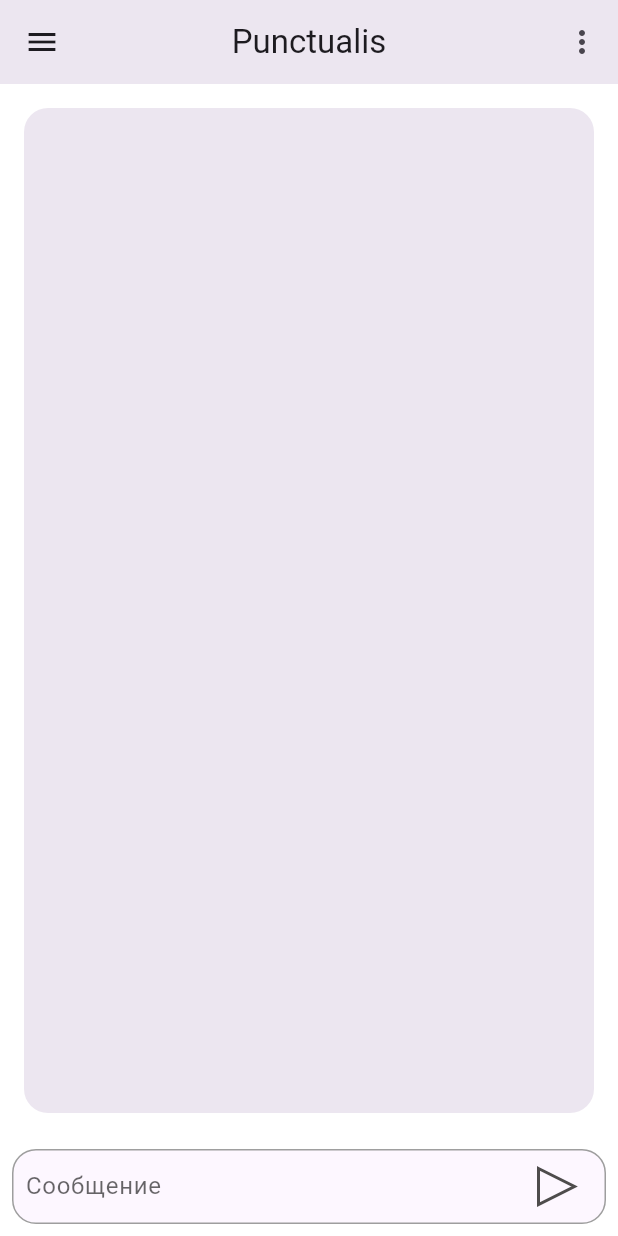
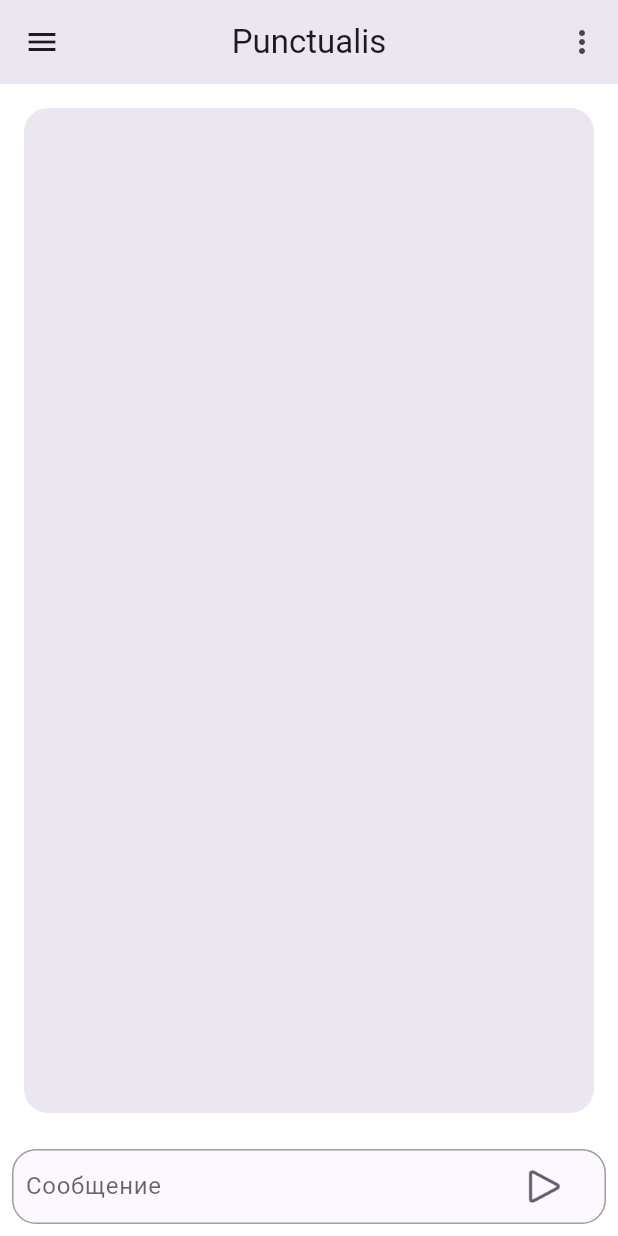
Before and after one commit to Vlad-gw/task-planner-app, a Flutter app: the DialoguePage screen opened by its route, after a tap on the "menu" icon, after a tap on the "more vert" icon, on a phone screen of 412 x 824 dp. Run offline on Flutter 3.47's test engine with Material 3 defaults, Android fonts, the phone set to English and light mode, and no system bars; our stand-ins replace dio, flutter_secure_storage, pin_code_fields; missing offline and left inert: appmetrica_plugin; accounts and stored records are empty.

Commit message:
feat: на фронте реализована ручка с ИИ

```diff
--- a/frontend/lib/main_app/dialogue_page.dart
+++ b/frontend/lib/main_app/dialogue_page.dart
@@ -1,14 +1,11 @@
+import 'dart:convert';
+
 import 'package:flutter/material.dart';
 import 'package:intl/intl.dart';
+import 'package:punctualis_1/api/api_service.dart';
 import 'package:punctualis_1/api/metrica.dart';
-
-class Message {
-  final String text;
-  final String time;
-  final bool isUser;
-
-  Message({required this.text, required this.time, required this.isUser});
-}
+import 'package:punctualis_1/structures/message.dart';
+import 'package:punctualis_1/utils/json_handler.dart';
 
 class DialoguePage extends StatefulWidget {
   const DialoguePage({super.key});
@@ -18,10 +15,10 @@ class DialoguePage extends StatefulWidget {
 }
 
 class _DialoguePageState extends State<DialoguePage> {
+  bool isLoading = false;
   final List<Message> messages = [];
   final TextEditingController _controller = TextEditingController();
   final GlobalKey<ScaffoldState> _scaffoldKey = GlobalKey<ScaffoldState>();
-
 
   @override
   void initState() {
@@ -29,22 +26,30 @@ class _DialoguePageState extends State<DialoguePage> {
     Metrica.screenOpen("DialoguePage");
   }
 
-  void _sendMessage() {
-    final text = _controller.text;
-    if (text.isNotEmpty) {
-      final now = DateFormat('HH:mm').format(DateTime.now());
-      setState(() {
-        messages.add(Message(text: text, time: now, isUser: true));
-        messages.add(
-          Message(
-            text:
-                "Здравствуйте, наш ии ассистент ещё находится в разработке, скоро эта функция появится в работе",
-            time: now,
-            isUser: false,
-          ),
+  Future<void> _sendMessage() async {
+    try {
+      print('started');
+      ApiService apiService = ApiService();
+      final text = _controller.text;
+      if (text.isNotEmpty) {
+        final now = DateFormat('HH:mm').format(DateTime.now());
+        Message request = Message(text: text, time: now, isUser: true);
+        messages.add(request);
+        setState(() => isLoading = true);
+        String answer = await JSONHandler.parseMessage(
+          await apiService.sendMessage(request),
         );
-      });
-      _controller.clear();
+        setState(() {
+          messages.add(Message(text: answer, time: now, isUser: false));
+          _controller.clear();
+          isLoading = false;
+        });
+      }
+    } catch (e) {
+      setState(() => isLoading = false);
+      ScaffoldMessenger.of(
+        context,
+      ).showSnackBar(SnackBar(content: Text('Ошибка: $e')));
     }
   }
 
@@ -101,8 +106,7 @@ class _DialoguePageState extends State<DialoguePage> {
                     ),
                     child: Row(
                       children: [
-                        Image(image: AssetImage("assets/avatar1.png"),
-                        ),
+                        Image(image: AssetImage("assets/avatar1.png")),
                         Text(
                           "Имя Фамилия",
                           style: TextStyle(
@@ -119,15 +123,6 @@ class _DialoguePageState extends State<DialoguePage> {
               _buildMenuButton('Календарь', '/calend'),
               _buildMenuButton('Аналитика', '/sttgs'),
               _buildMenuButton('Настройки', '/sttgs'),
-              Spacer(),
-              Padding(
-                padding: const EdgeInsets.all(16.0),
-                child: Text(
-                  'Версия 0.5.0',
-                  textAlign: TextAlign.center,
-                  style: TextStyle(color: Colors.grey),
-                ),
-              ),
             ],
           ),
         ),
@@ -256,12 +251,16 @@ class _DialoguePageState extends State<DialoguePage> {
                       ),
                     ),
                   ),
-                  IconButton(
-                    icon: CustomPaint(
-                      size: Size(24, 24),
-                      painter: TrianglePainter(color: theme.primaryColor),
+                  TextButton(
+                    onPressed: () {
+                      print('pressed');
+                      _sendMessage();
+                    },
+                    child: Image.asset(
+                      'assets/icons/send.png',
+                      width: 32,
+                      height: 32,
                     ),
-                    onPressed: _sendMessage,
                   ),
                 ],
               ),
@@ -272,31 +271,3 @@ class _DialoguePageState extends State<DialoguePage> {
     );
   }
 }
-
-class TrianglePainter extends CustomPainter {
-  final Color color;
-  TrianglePainter({required this.color});
-
-  @override
-  void paint(Canvas canvas, Size size) {
-    final paintFill =
-        Paint()
-          ..color = Colors.transparent
-          ..style = PaintingStyle.fill;
-    final paintBorder =
-        Paint()
-          ..color = const Color.fromARGB(255, 78, 76, 76)
-          ..style = PaintingStyle.stroke
-          ..strokeWidth = 2;
-    final path = Path();
-    path.moveTo(0, 0);
-    path.lineTo(size.width, size.height / 2);
-    path.lineTo(0, size.height);
-    path.close();
-    canvas.drawPath(path, paintFill);
-    canvas.drawPath(path, paintBorder);
-  }
-
-  @override
-  bool shouldRepaint(covariant CustomPainter oldDelegate) => false;
-}
--- /dev/null
+++ b/frontend/lib/structures/message.dart
@@ -0,0 +1,11 @@
+class Message {
+  final String text;
+  final String time;
+  final bool isUser;
+
+  Message({required this.text, required this.time, required this.isUser});
+
+  factory Message.fromJson(Map<String, dynamic> json) {
+    return Message(text: json['message'], time: json['sent_at'].toString(), isUser: false);
+  }
+}
--- a/frontend/lib/utils/json_handler.dart
+++ b/frontend/lib/utils/json_handler.dart
@@ -1,3 +1,4 @@
+import 'package:punctualis_1/structures/message.dart';
 import 'package:punctualis_1/structures/task.dart';
 import 'dart:convert';
 
@@ -5,4 +6,8 @@ abstract class JSONHandler {
   static Future<List<Task>> parseTasks(List<dynamic> rawData) async {
     return rawData.map((userJson) => Task.fromJson(userJson)).toList();
   }
+
+  static Future<String> parseMessage(Map<String, dynamic> rawData) async {
+    return Message.fromJson(rawData).text;
+  }
 }
--- a/frontend/pubspec.yaml
+++ b/frontend/pubspec.yaml
@@ -79,6 +79,7 @@ flutter:
     - assets/icons/delete.png
     - assets/icons/edit.png
     - assets/icons/add.png
+    - assets/icons/send.png
 
 
   # An image asset can refer to one or more resolution-specific "variants", see
```
Also changed, not shown: frontend/lib/api/api_service.dart (+50 -27 lines), frontend/assets/icons/send.png (added).
